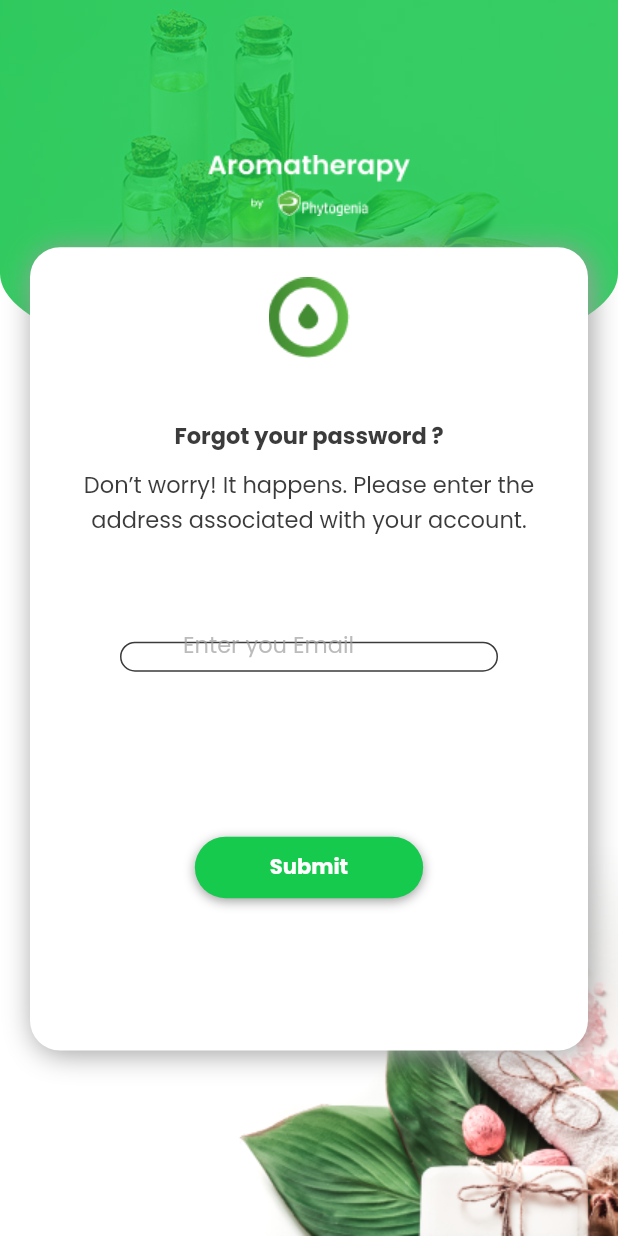
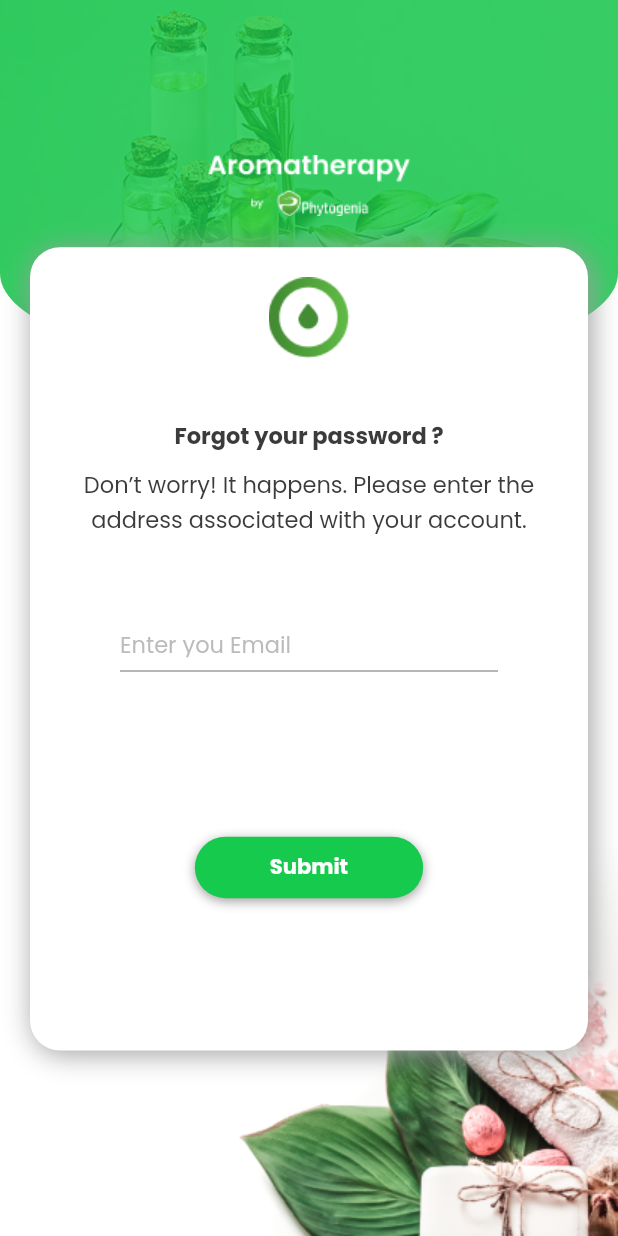
Before and after one commit to phytogenia/aromatherapy-app, a Flutter app: the screen it shows after launch, after a tap on "Forgot your password ?", on a phone screen of 412 x 824 dp. Run offline on Flutter 3.47's test engine with Material 2 defaults, Android fonts, the phone set to English and light mode, and no system bars; our stand-ins replace cloud_firestore, curved_navigation_bar, firebase_auth, firebase_core, google_fonts, google_sign_in and 2 more; missing offline and left inert: flutter_facebook_auth; accounts and stored records are empty.

Commit message:
fix design theme inputs/ colors

```diff
--- a/lib/utils/theme.dart
+++ b/lib/utils/theme.dart
@@ -5,29 +5,23 @@ import 'constants.dart';
 
 ThemeData theme() {
   return ThemeData(
-    scaffoldBackgroundColor: kSecondaryBackgroundColor,
-    appBarTheme: appBarTheme(),
-    textTheme: textTheme(),
-    inputDecorationTheme: inputDecorationTheme(),
-    visualDensity: VisualDensity.adaptivePlatformDensity,
-  );
+      scaffoldBackgroundColor: kSecondaryBackgroundColor,
+      appBarTheme: appBarTheme(),
+      textTheme: textTheme(),
+      inputDecorationTheme: inputDecorationTheme(),
+      // visualDensity: VisualDensity.adaptivePlatformDensity,
+      primaryColor: kPrimaryColor,
+      textSelectionTheme: const TextSelectionThemeData(
+          cursorColor: kPrimaryColor, selectionColor: kPrimaryColor));
 }
 
 InputDecorationTheme inputDecorationTheme() {
-  OutlineInputBorder outlineInputBorder = OutlineInputBorder(
-    borderRadius: BorderRadius.circular(28),
-    borderSide: BorderSide(color: kPrimaryTextColor),
-    gapPadding: 10,
-  );
-  return InputDecorationTheme(
-    // If  you are using latest version of flutter then lable text and hint text shown like this
-    // if you r using flutter less then 1.20.* then maybe this is not working properly
-    // if we are define our floatingLabelBehavior in our theme then it's not applayed
-    floatingLabelBehavior: FloatingLabelBehavior.always,
-    contentPadding: EdgeInsets.symmetric(horizontal: 42, vertical: 20),
-    enabledBorder: outlineInputBorder,
-    focusedBorder: outlineInputBorder,
-    border: outlineInputBorder,
+  return const InputDecorationTheme(
+    floatingLabelStyle: TextStyle(color: kPrimaryColor),
+    focusedBorder: UnderlineInputBorder(
+      borderSide: BorderSide(color: kPrimaryColor),
+    ),
+    iconColor: kPrimaryColor,
   );
 }
 
```
